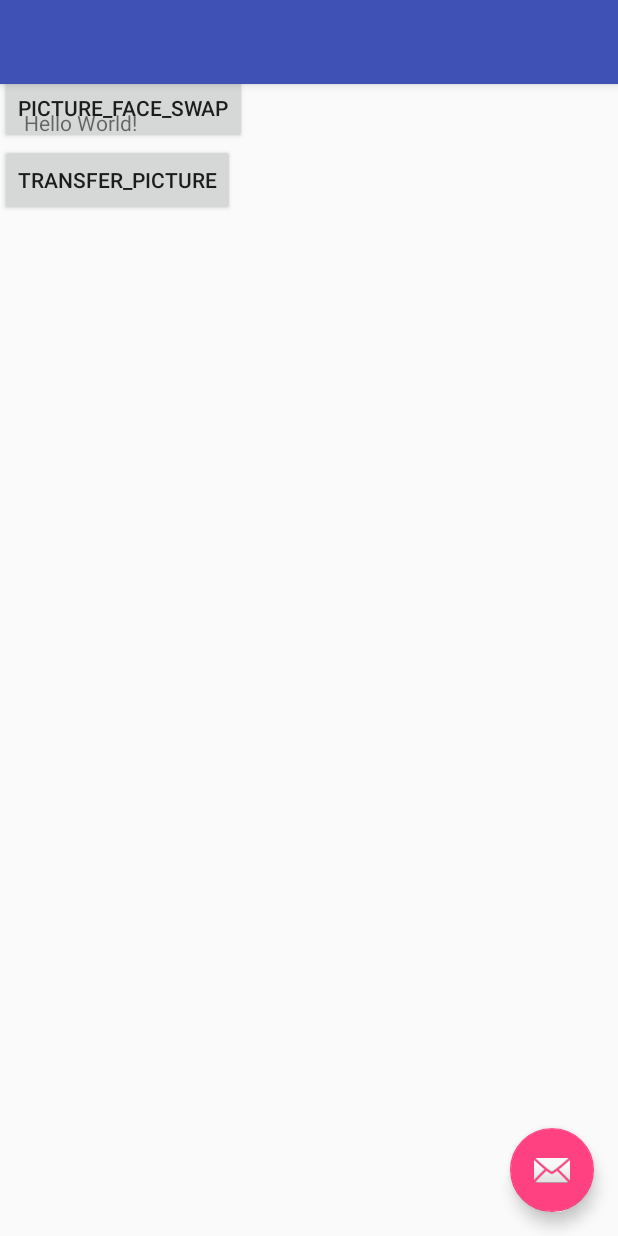
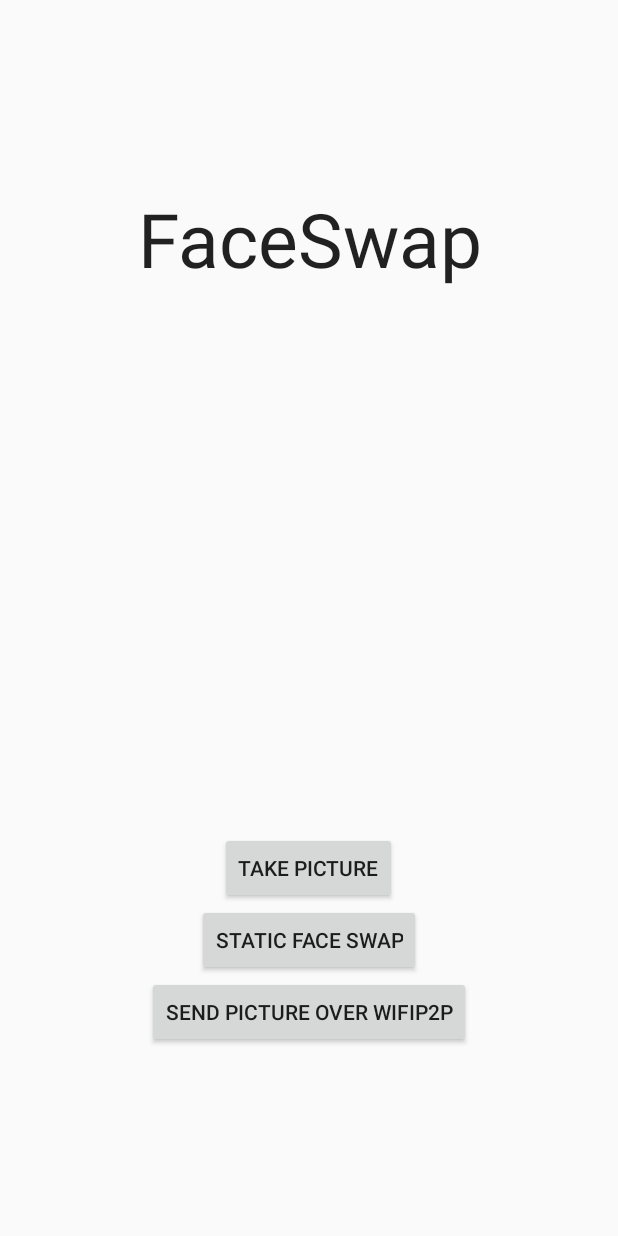
Before and after one commit to MrKhantee/faceSWAPBasicVersion, an Android app: the screen it shows after launch (MainActivity), on a phone screen of 412 x 824 dp. Run offline under Robolectric (Android 15) with nearby library versions, the phone set to English and light mode, and no system bars.

Commit message:
Updated main menu layout

```diff
--- a/app/src/main/res/layout/activity_main.xml
+++ b/app/src/main/res/layout/activity_main.xml
@@ -7,54 +7,60 @@
     android:fitsSystemWindows="true"
     tools:context="com.example.niol.faceswap.MainActivity">
 
-    <android.support.design.widget.AppBarLayout
-        android:layout_width="match_parent"
-        android:layout_height="wrap_content"
-        android:theme="@style/AppTheme.AppBarOverlay">
-
-        <android.support.v7.widget.Toolbar
-            android:id="@+id/toolbar"
-            android:layout_width="match_parent"
-            android:layout_height="?attr/actionBarSize"
-            android:background="?attr/colorPrimary"
-            app:popupTheme="@style/AppTheme.PopupOverlay" />
-
-    </android.support.design.widget.AppBarLayout>
-
     <LinearLayout xmlns:android="http://schemas.android.com/apk/res/android"
         android:layout_width="match_parent"
         android:layout_height="match_parent"
         android:orientation="vertical">
 
+
+        <RelativeLayout
+            android:layout_width="match_parent"
+            android:layout_height="match_parent">
+
             <Button
                 android:id="@+id/take_picture"
                 android:layout_height="wrap_content"
                 android:layout_width="wrap_content"
-            android:text="@string/take_picture"
-            android:onClick="selfDestruct" />
+                android:text="Take Picture"
+                android:onClick="selfDestruct"
+                android:layout_gravity="center_horizontal"
+                android:layout_above="@+id/face_swap"
+                android:layout_centerHorizontal="true"/>
+
             <Button
                 android:id="@+id/face_swap"
                 android:layout_height="wrap_content"
                 android:layout_width="wrap_content"
-            android:text="@string/picture_face_swap"
-            android:onClick="selfDestruct" />
+                android:text="Static Face Swap"
+                android:onClick="selfDestruct"
+                android:layout_gravity="center_horizontal"
+                android:layout_above="@+id/transfer_picture"
+                android:layout_centerHorizontal="true"/>
+
             <Button
                 android:id="@+id/transfer_picture"
                 android:layout_height="wrap_content"
                 android:layout_width="wrap_content"
-            android:text="@string/transfer_picture"
-            android:onClick="selfDestruct" />
+                android:text="Send Picture over WifiP2P"
+                android:onClick="selfDestruct"
+                android:layout_gravity="center_horizontal"
+                android:layout_alignParentBottom="true"
+                android:layout_centerHorizontal="true"
+                android:layout_marginBottom="125dp"/>
+
+            <TextView
+                android:layout_width="wrap_content"
+                android:layout_height="wrap_content"
+                android:textAppearance="?android:attr/textAppearanceLarge"
+                android:text="FaceSwap"
+                android:id="@+id/textView"
+                android:layout_marginTop="125dp"
+                android:textAlignment="center"
+                android:textSize="50dp"
+                android:layout_alignParentTop="true"
+                android:layout_centerHorizontal="true"/>
+        </RelativeLayout>
 
     </LinearLayout>
 
-    <include layout="@layout/content_main" />
-
-    <android.support.design.widget.FloatingActionButton
-        android:id="@+id/fab"
-        android:layout_width="wrap_content"
-        android:layout_height="wrap_content"
-        android:layout_gravity="bottom|end"
-        android:layout_margin="@dimen/fab_margin"
-        android:src="@android:drawable/ic_dialog_email" />
-
 </android.support.design.widget.CoordinatorLayout>
```
Lines whose indentation alone changed are shown as unchanged.
